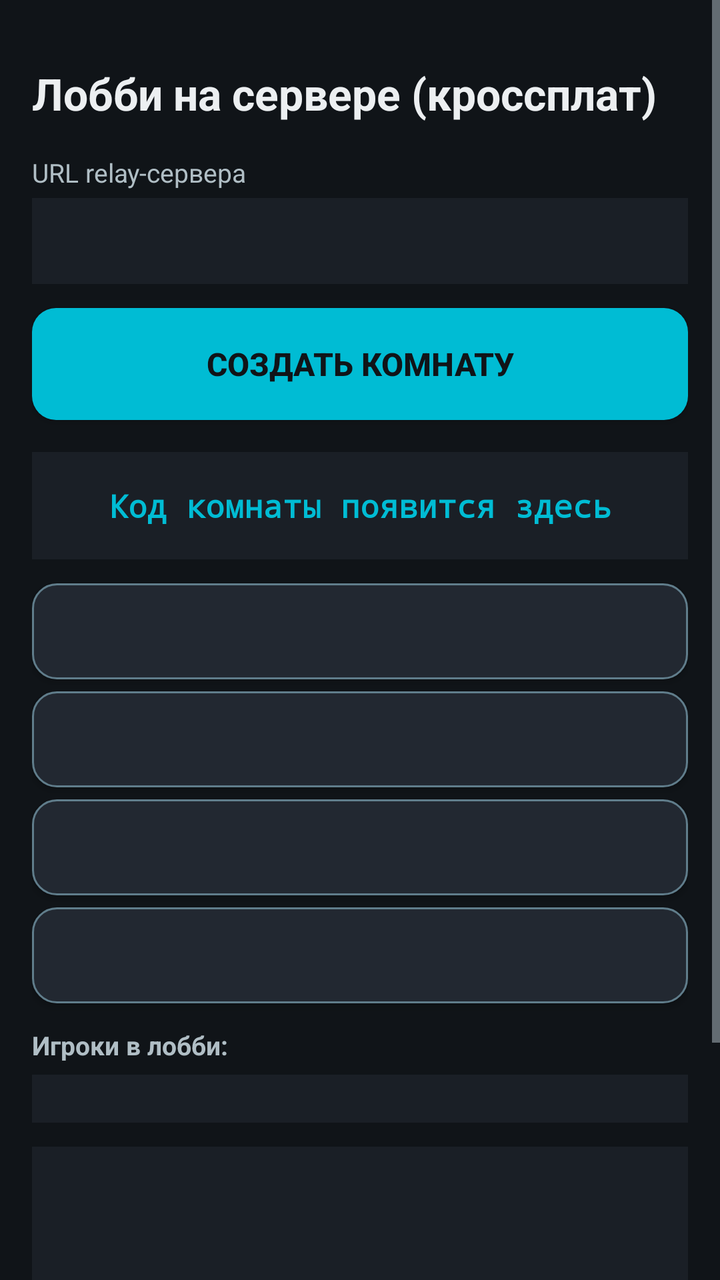
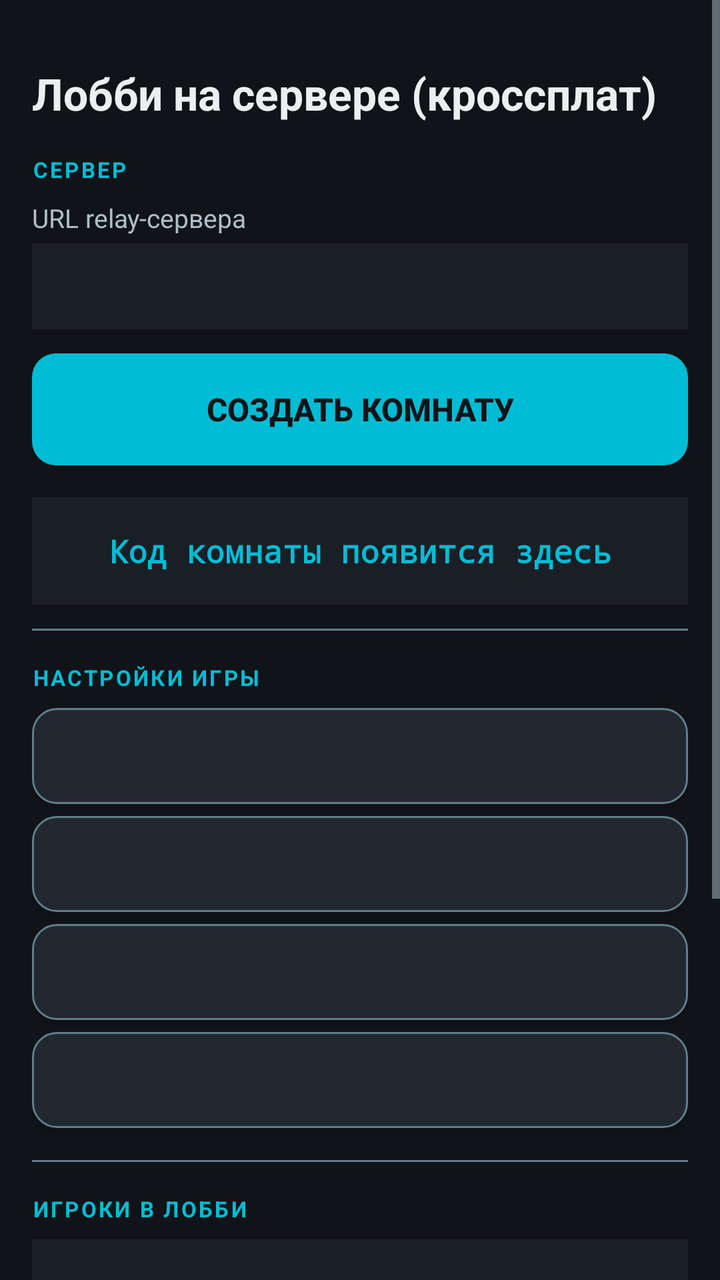

Before-and-after screenshots of an Android layout around one commit, followed by the original layout XML and the change that was made.
<!-- AndroidManifest.xml: application theme Theme.MinesweeperEvolution -->
<!-- res/layout/activity_relay_host.xml -->
<?xml version="1.0" encoding="utf-8"?>
<ScrollView xmlns:android="http://schemas.android.com/apk/res/android"
    android:layout_width="match_parent"
    android:layout_height="match_parent"
    android:background="@color/bg_dark"
    android:fillViewport="true">

    <LinearLayout
        android:layout_width="match_parent"
        android:layout_height="wrap_content"
        android:orientation="vertical"
        android:padding="16dp">

        <TextView
            android:layout_width="wrap_content"
            android:layout_height="wrap_content"
            android:text="Лобби на сервере (кроссплат)"
            android:textColor="@color/text_primary"
            android:textSize="22sp"
            android:textStyle="bold"
            android:layout_marginTop="16dp"
            android:layout_marginBottom="16dp" />

        <TextView
            android:layout_width="wrap_content"
            android:layout_height="wrap_content"
            android:text="URL relay-сервера"
            android:textColor="@color/text_secondary"
            android:textSize="13sp"
            android:layout_marginBottom="4dp" />

        <EditText
            android:id="@+id/etRelayHostUrl"
            android:layout_width="match_parent"
            android:layout_height="wrap_content"
            android:background="@color/bg_panel"
            android:padding="12dp"
            android:textColor="@color/text_primary"
            android:textColorHint="@color/text_dim"
            android:textSize="14sp"
            android:inputType="textUri"
            android:fontFamily="monospace"
            android:layout_marginBottom="12dp" />

        <Button
            android:id="@+id/btnRelayHostCreate"
            android:layout_width="match_parent"
            android:layout_height="56dp"
            android:background="@drawable/bg_button_primary"
            android:text="Создать комнату"
            android:textColor="@color/bg_dark"
            android:textSize="16sp"
            android:textStyle="bold"
            android:layout_marginBottom="16dp" />

        <TextView
            android:id="@+id/tvHostRoomId"
            android:layout_width="match_parent"
            android:layout_height="wrap_content"
            android:background="@color/bg_panel"
            android:padding="16dp"
            android:textColor="@color/accent"
            android:textSize="16sp"
            android:textStyle="bold"
            android:fontFamily="monospace"
            android:gravity="center"
            android:textIsSelectable="true"
            android:layout_marginBottom="12dp"
            android:text="Код комнаты появится здесь" />

        <Button
            android:id="@+id/btnHostNick"
            android:layout_width="match_parent"
            android:layout_height="48dp"
            android:background="@drawable/bg_button_secondary"
            android:textColor="@color/text_primary"
            android:textSize="13sp"
            android:layout_marginBottom="6dp"
            android:gravity="start|center_vertical"
            android:paddingStart="16dp" />

        <Button
            android:id="@+id/btnPickMode"
            android:layout_width="match_parent"
            android:layout_height="48dp"
            android:background="@drawable/bg_button_secondary"
            android:textColor="@color/text_primary"
            android:textSize="13sp"
            android:layout_marginBottom="6dp"
            android:gravity="start|center_vertical"
            android:paddingStart="16dp" />

        <Button
            android:id="@+id/btnPickDiff"
            android:layout_width="match_parent"
            android:layout_height="48dp"
            android:background="@drawable/bg_button_secondary"
            android:textColor="@color/text_primary"
            android:textSize="13sp"
            android:layout_marginBottom="6dp"
            android:gravity="start|center_vertical"
            android:paddingStart="16dp" />

        <Button
            android:id="@+id/btnPickShift"
            android:layout_width="match_parent"
            android:layout_height="48dp"
            android:background="@drawable/bg_button_secondary"
            android:textColor="@color/text_primary"
            android:textSize="13sp"
            android:layout_marginBottom="12dp"
            android:gravity="start|center_vertical"
            android:paddingStart="16dp" />

        <TextView
            android:layout_width="wrap_content"
            android:layout_height="wrap_content"
            android:text="Игроки в лобби:"
            android:textColor="@color/text_secondary"
            android:textSize="13sp"
            android:textStyle="bold"
            android:layout_marginBottom="6dp" />

        <LinearLayout
            android:id="@+id/playersContainer"
            android:layout_width="match_parent"
            android:layout_height="wrap_content"
            android:background="@color/bg_panel"
            android:orientation="vertical"
            android:padding="12dp"
            android:layout_marginBottom="12dp" />

        <TextView
            android:id="@+id/tvLobbyLog"
            android:layout_width="match_parent"
            android:layout_height="wrap_content"
            android:background="@color/bg_panel"
            android:padding="12dp"
            android:textColor="@color/text_secondary"
            android:textSize="12sp"
            android:fontFamily="monospace"
            android:minLines="3"
            android:layout_marginBottom="16dp" />

        <View
            android:layout_width="match_parent"
            android:layout_height="0dp"
            android:layout_weight="1" />

        <Button
            android:id="@+id/btnStartMp"
            android:layout_width="match_parent"
            android:layout_height="56dp"
            android:background="@drawable/bg_button_primary"
            android:text="@string/mp_start_game"
            android:textColor="@color/bg_dark"
            android:textSize="16sp"
            android:textStyle="bold"
            android:layout_marginBottom="8dp" />

        <Button
            android:id="@+id/btnCloseLobby"
            android:layout_width="match_parent"
            android:layout_height="48dp"
            android:background="@drawable/bg_button_secondary"
            android:text="Закрыть лобби"
            android:textColor="@color/text_primary"
            android:textSize="14sp" />

    </LinearLayout>
</ScrollView>
<!-- resources referenced by this layout -->
<resources>
  <color name="accent">#FF00BCD4</color>
  <color name="bg_dark">#FF101418</color>
  <color name="bg_panel">#FF1A1F26</color>
  <color name="text_dim">#FF607D8B</color>
  <color name="text_primary">#FFECEFF1</color>
  <color name="text_secondary">#FFB0BEC5</color>
  <!-- drawable bg_button_primary (drawable) -->
  <?xml version="1.0" encoding="utf-8"?>
  <selector xmlns:android="http://schemas.android.com/apk/res/android">
      
      <item android:state_pressed="true">
          <shape android:shape="rectangle">
              <solid android:color="@color/accent_2"/>
              <corners android:radius="12dp"/>
          </shape>
      </item>
      
      <item>
          <shape android:shape="rectangle">
              <solid android:color="@color/accent"/>
              <corners android:radius="12dp"/>
          </shape>
      </item>
  </selector>
  <!-- drawable bg_button_secondary (drawable) -->
  <?xml version="1.0" encoding="utf-8"?>
  <selector xmlns:android="http://schemas.android.com/apk/res/android">
      
      <item android:state_selected="true">
          <shape android:shape="rectangle">
              <solid android:color="@color/accent"/>
              <corners android:radius="12dp"/>
              <stroke android:width="1dp" android:color="@color/accent_2"/>
          </shape>
      </item>
      
      <item android:state_pressed="true">
          <shape android:shape="rectangle">
              <solid android:color="@color/bg_panel_alt"/>
              <corners android:radius="12dp"/>
              <stroke android:width="2dp" android:color="@color/accent"/>
          </shape>
      </item>
      
      <item>
          <shape android:shape="rectangle">
              <solid android:color="@color/bg_panel_alt"/>
              <corners android:radius="12dp"/>
              <stroke android:width="1dp" android:color="@color/text_dim"/>
          </shape>
      </item>
  </selector>
  <string name="mp_start_game">Начать игру</string>
  <style name="Theme.MinesweeperEvolution" parent="Theme.AppCompat.NoActionBar">
          <item name="colorPrimary">@color/accent</item>
          <item name="colorPrimaryDark">@color/accent_2</item>
          <item name="colorAccent">@color/accent</item>
          <item name="android:windowBackground">@color/bg_dark</item>
          <item name="android:textColorPrimary">@color/text_primary</item>
          <item name="android:textColorSecondary">@color/text_secondary</item>
          <item name="android:statusBarColor" tools:targetApi="l">@color/bg_dark</item>
      </style>
  <color name="accent_2">#FF26C6DA</color>
  <color name="bg_panel_alt">#FF222831</color>
</resources>

<!-- the commit's change to res/layout/activity_relay_host.xml (unified diff, before → after) -->
@@ -21,6 +21,17 @@
             android:layout_marginTop="16dp"
             android:layout_marginBottom="16dp" />
 
+        
+        <TextView
+            android:layout_width="wrap_content"
+            android:layout_height="wrap_content"
+            android:text="СЕРВЕР"
+            android:textColor="@color/accent"
+            android:textSize="11sp"
+            android:textStyle="bold"
+            android:letterSpacing="0.1"
+            android:layout_marginBottom="8dp" />
+
         <TextView
             android:layout_width="wrap_content"
             android:layout_height="wrap_content"
@@ -68,6 +79,24 @@
             android:layout_marginBottom="12dp"
             android:text="Код комнаты появится здесь" />
 
+        
+        <View
+            android:layout_width="match_parent"
+            android:layout_height="1dp"
+            android:background="@color/text_dim"
+            android:layout_marginBottom="16dp" />
+
+        
+        <TextView
+            android:layout_width="wrap_content"
+            android:layout_height="wrap_content"
+            android:text="НАСТРОЙКИ ИГРЫ"
+            android:textColor="@color/accent"
+            android:textSize="11sp"
+            android:textStyle="bold"
+            android:letterSpacing="0.1"
+            android:layout_marginBottom="8dp" />
+
         <Button
             android:id="@+id/btnHostNick"
             android:layout_width="match_parent"
@@ -108,18 +137,27 @@
             android:background="@drawable/bg_button_secondary"
             android:textColor="@color/text_primary"
             android:textSize="13sp"
-            android:layout_marginBottom="12dp"
-            android:gravity="start|center_vertical"
-            android:paddingStart="16dp" />
-
-        <TextView
-            android:layout_width="wrap_content"
-            android:layout_height="wrap_content"
-            android:text="Игроки в лобби:"
-            android:textColor="@color/text_secondary"
-            android:textSize="13sp"
-            android:textStyle="bold"
-            android:layout_marginBottom="6dp" />
+            android:layout_marginBottom="16dp"
+            android:gravity="start|center_vertical"
+            android:paddingStart="16dp" />
+
+        
+        <View
+            android:layout_width="match_parent"
+            android:layout_height="1dp"
+            android:background="@color/text_dim"
+            android:layout_marginBottom="16dp" />
+
+        
+        <TextView
+            android:layout_width="wrap_content"
+            android:layout_height="wrap_content"
+            android:text="ИГРОКИ В ЛОББИ"
+            android:textColor="@color/accent"
+            android:textSize="11sp"
+            android:textStyle="bold"
+            android:letterSpacing="0.1"
+            android:layout_marginBottom="8dp" />
 
         <LinearLayout
             android:id="@+id/playersContainer"
@@ -128,7 +166,25 @@
             android:background="@color/bg_panel"
             android:orientation="vertical"
             android:padding="12dp"
-            android:layout_marginBottom="12dp" />
+            android:layout_marginBottom="16dp" />
+
+        
+        <View
+            android:layout_width="match_parent"
+            android:layout_height="1dp"
+            android:background="@color/text_dim"
+            android:layout_marginBottom="16dp" />
+
+        
+        <TextView
+            android:layout_width="wrap_content"
+            android:layout_height="wrap_content"
+            android:text="ЛОГ"
+            android:textColor="@color/accent"
+            android:textSize="11sp"
+            android:textStyle="bold"
+            android:letterSpacing="0.1"
+            android:layout_marginBottom="8dp" />
 
         <TextView
             android:id="@+id/tvLobbyLog"
